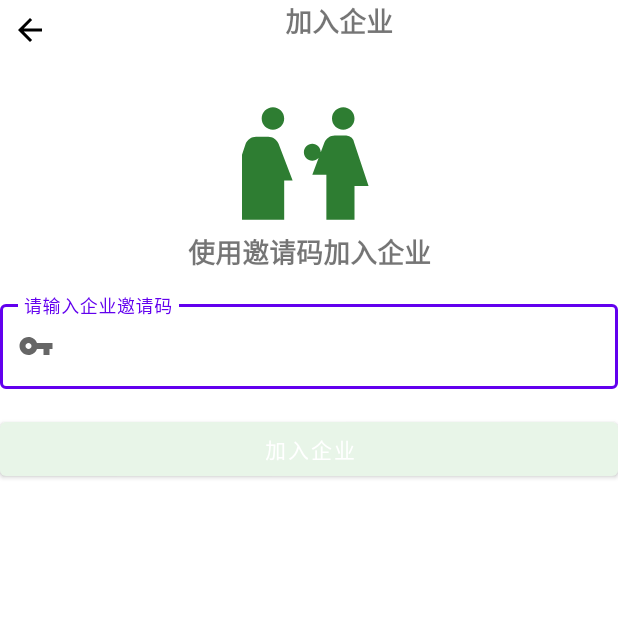
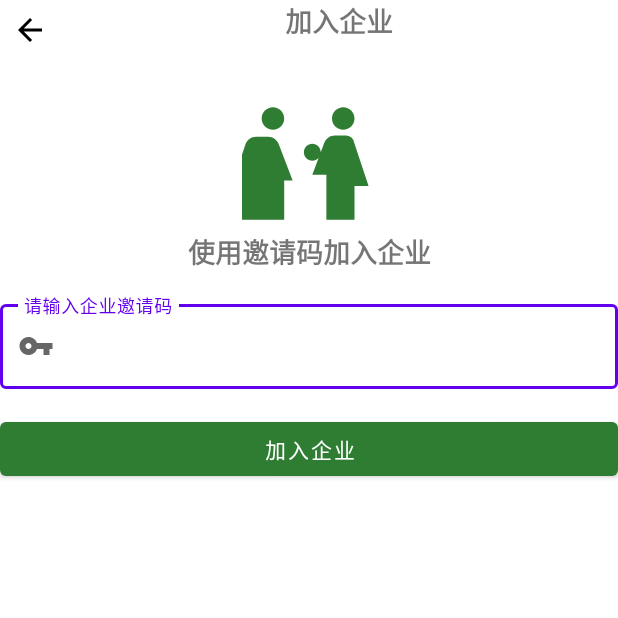
Before and after one commit to kaijiewang-1/modelfarm, an Android app built with Jetpack Compose: the join_company screen opened directly, with no data from a screen before it, on a phone screen of 412 x 824 dp, the top half of it. Run offline under Robolectric (Android 15) with nearby library versions, the light colour scheme and no system bars.

Commit message:
调整了一些按键的按钮颜色

```diff
--- a/app/src/main/res/layout/activity_join_company.xml
+++ b/app/src/main/res/layout/activity_join_company.xml
@@ -78,7 +78,7 @@
         android:layout_height="48dp"
         android:layout_marginTop="16dp"
         android:text="加入企业"
-        app:backgroundTint="@color/green_50"
+        app:backgroundTint="@color/green_700"
         app:layout_constraintTop_toBottomOf="@id/tilCode"
         app:layout_constraintStart_toStartOf="parent"
         app:layout_constraintEnd_toEndOf="parent"/>
--- a/app/src/main/res/layout/activity_register.xml
+++ b/app/src/main/res/layout/activity_register.xml
@@ -104,7 +104,7 @@
             android:layout_height="48dp"
             android:layout_marginTop="20dp"
             android:text="注册"
-            app:backgroundTint="@color/green_50" />
+            app:backgroundTint="@color/green_700" />
 
         <TextView
             android:id="@+id/tvToLogin"
```
